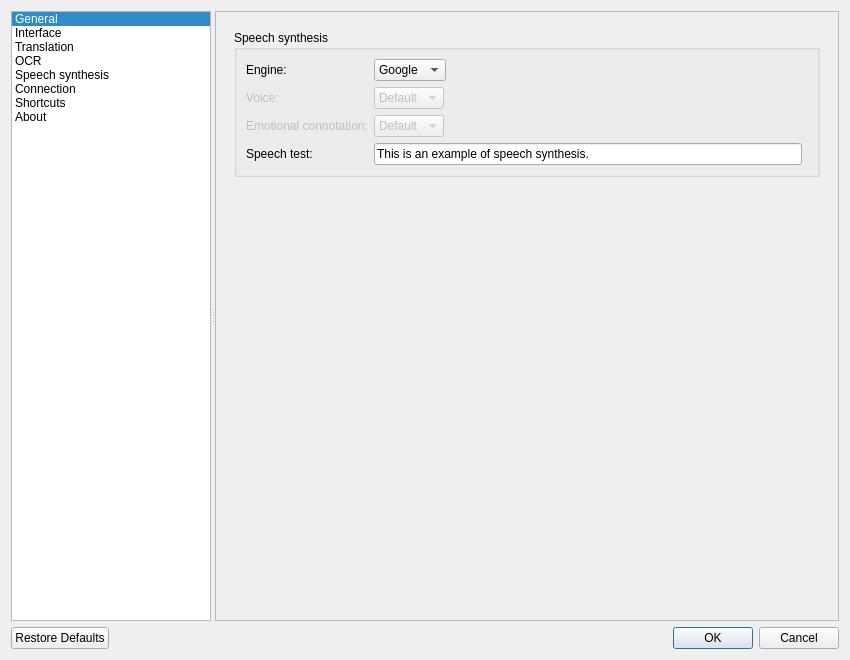
First picture: the form in src/settings/settingsdialog.ui, repository crow-translate/crow-translate, before the edit.
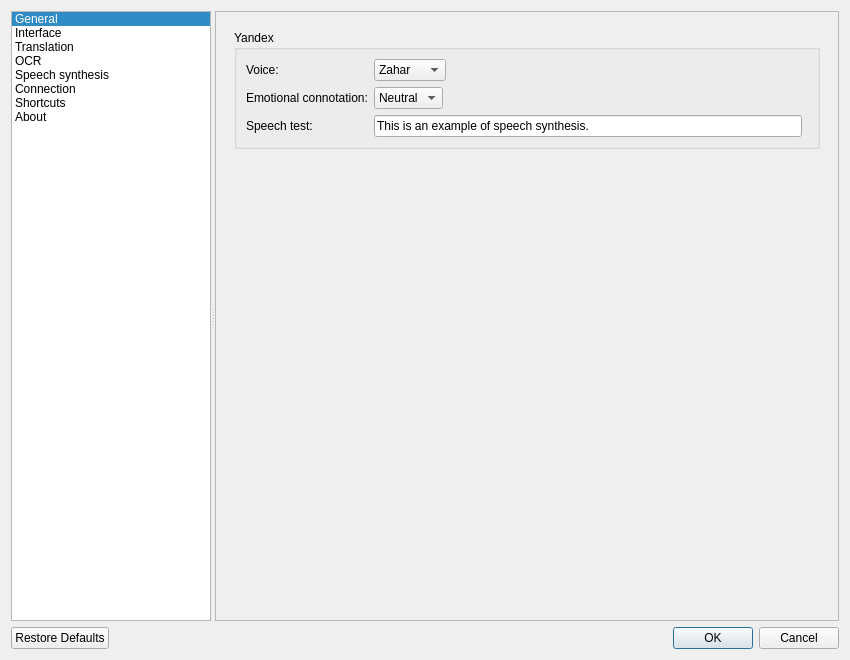
Second picture: the form after the edit. The open tabs and pages were chosen to show the change. Icons and pictures are not drawn. Custom widgets are drawn as their Qt base class.

Commit message:
Simplify TTS settings
Display only Yandex settings, other engines doesn't have any TTS
options.

Patch:
```diff
--- a/src/settings/settingsdialog.ui
+++ b/src/settings/settingsdialog.ui
@@ -127,7 +127,7 @@
          <x>0</x>
          <y>0</y>
          <width>633</width>
-         <height>605</height>
+         <height>604</height>
         </rect>
        </property>
        <layout class="QVBoxLayout" name="verticalLayout_2">
@@ -1043,71 +1043,18 @@
             <item>
              <widget class="QGroupBox" name="speechGroupBox">
               <property name="title">
-               <string>Speech synthesis</string>
+               <string notr="true">Yandex</string>
               </property>
               <layout class="QFormLayout" name="formLayout_7">
                <item row="0" column="0">
-                <widget class="QLabel" name="engineLabel">
-                 <property name="text">
-                  <string>Engine:</string>
-                 </property>
-                </widget>
-               </item>
-               <item row="0" column="1">
-                <widget class="QComboBox" name="engineComboBox">
-                 <property name="sizePolicy">
-                  <sizepolicy hsizetype="Maximum" vsizetype="Fixed">
-                   <horstretch>0</horstretch>
-                   <verstretch>0</verstretch>
-                  </sizepolicy>
-                 </property>
-                 <property name="toolTip">
-                  <string>&lt;html&gt;&lt;head/&gt;&lt;body&gt;&lt;p&gt;Speech synthesis engine&lt;/p&gt;&lt;/body&gt;&lt;/html&gt;</string>
-                 </property>
-                 <item>
-                  <property name="text">
-                   <string notr="true">Google</string>
-                  </property>
-                  <property name="icon">
-                   <iconset resource="../../data/icons/engines/engines.qrc">
-                    <normaloff>:/icons/engines/google.svg</normaloff>:/icons/engines/google.svg</iconset>
-                  </property>
-                 </item>
-                 <item>
-                  <property name="text">
-                   <string notr="true">Yandex</string>
-                  </property>
-                  <property name="icon">
-                   <iconset resource="../../data/icons/engines/engines.qrc">
-                    <normaloff>:/icons/engines/yandex.svg</normaloff>:/icons/engines/yandex.svg</iconset>
-                  </property>
-                 </item>
-                 <item>
-                  <property name="text">
-                   <string notr="true">Bing</string>
-                  </property>
-                  <property name="icon">
-                   <iconset resource="../../data/icons/engines/engines.qrc">
-                    <normaloff>:/icons/engines/bing.svg</normaloff>:/icons/engines/bing.svg</iconset>
-                  </property>
-                 </item>
-                </widget>
-               </item>
-               <item row="1" column="0">
-                <widget class="QLabel" name="voiceLabel">
-                 <property name="enabled">
-                  <bool>false</bool>
-                 </property>
+                <widget class="QLabel" name="yandexVoiceLabel">
                  <property name="text">
                   <string>Voice:</string>
                  </property>
                 </widget>
                </item>
-               <item row="1" column="1">
-                <widget class="QComboBox" name="voiceComboBox">
-                 <property name="enabled">
-                  <bool>false</bool>
-                 </property>
+               <item row="0" column="1">
+                <widget class="QComboBox" name="yandexVoiceComboBox">
                  <property name="sizePolicy">
                   <sizepolicy hsizetype="Maximum" vsizetype="Fixed">
                    <horstretch>0</horstretch>
@@ -1119,26 +1066,45 @@
                  </property>
                  <item>
                   <property name="text">
-                   <string>Default</string>
+                   <string>Zahar</string>
+                  </property>
+                 </item>
+                 <item>
+                  <property name="text">
+                   <string>Ermil</string>
+                  </property>
+                 </item>
+                 <item>
+                  <property name="text">
+                   <string>Jane</string>
+                  </property>
+                 </item>
+                 <item>
+                  <property name="text">
+                   <string>Oksana</string>
+                  </property>
+                 </item>
+                 <item>
+                  <property name="text">
+                   <string>Alyss</string>
+                  </property>
+                 </item>
+                 <item>
+                  <property name="text">
+                   <string>Omazh</string>
                   </property>
                  </item>
                 </widget>
                </item>
-               <item row="2" column="0">
-                <widget class="QLabel" name="emotionLabel">
-                 <property name="enabled">
-                  <bool>false</bool>
-                 </property>
+               <item row="1" column="0">
+                <widget class="QLabel" name="yandexEmotionLabel">
                  <property name="text">
                   <string>Emotional connotation:</string>
                  </property>
                 </widget>
                </item>
-               <item row="2" column="1">
-                <widget class="QComboBox" name="emotionComboBox">
-                 <property name="enabled">
-                  <bool>false</bool>
-                 </property>
+               <item row="1" column="1">
+                <widget class="QComboBox" name="yandexEmotionComboBox">
                  <property name="sizePolicy">
                   <sizepolicy hsizetype="Maximum" vsizetype="Fixed">
                    <horstretch>0</horstretch>
@@ -1150,20 +1116,30 @@
                  </property>
                  <item>
                   <property name="text">
-                   <string>Default</string>
+                   <string>Neutral</string>
+                  </property>
+                 </item>
+                 <item>
+                  <property name="text">
+                   <string>Good</string>
+                  </property>
+                 </item>
+                 <item>
+                  <property name="text">
+                   <string>Evil</string>
                   </property>
                  </item>
                 </widget>
                </item>
-               <item row="3" column="0">
-                <widget class="QLabel" name="testSpeechLabel">
+               <item row="2" column="0">
+                <widget class="QLabel" name="yandexTestSpeechLabel">
                  <property name="text">
                   <string>Speech test:</string>
                  </property>
                 </widget>
                </item>
-               <item row="3" column="1">
-                <layout class="QHBoxLayout" name="testSpeechLayout">
+               <item row="2" column="1">
+                <layout class="QHBoxLayout" name="yandexTestSpeechLayout">
                  <item>
                   <widget class="QLineEdit" name="testSpeechEdit">
                    <property name="toolTip">
```
Left out of the diff: 43 changed lines with no effect on the pictures. The commit also changes 2 other files.
